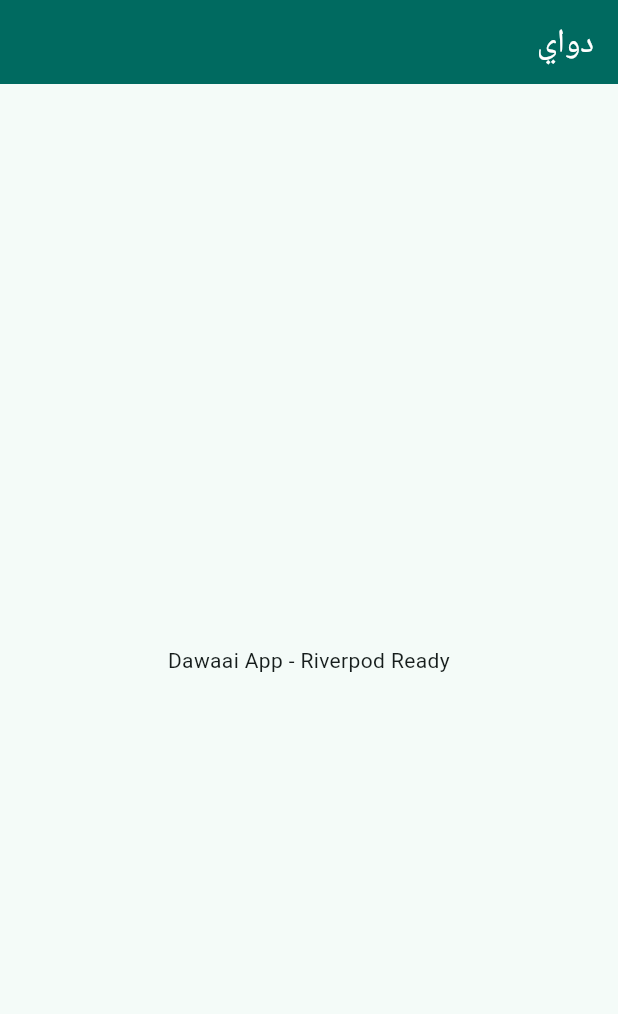
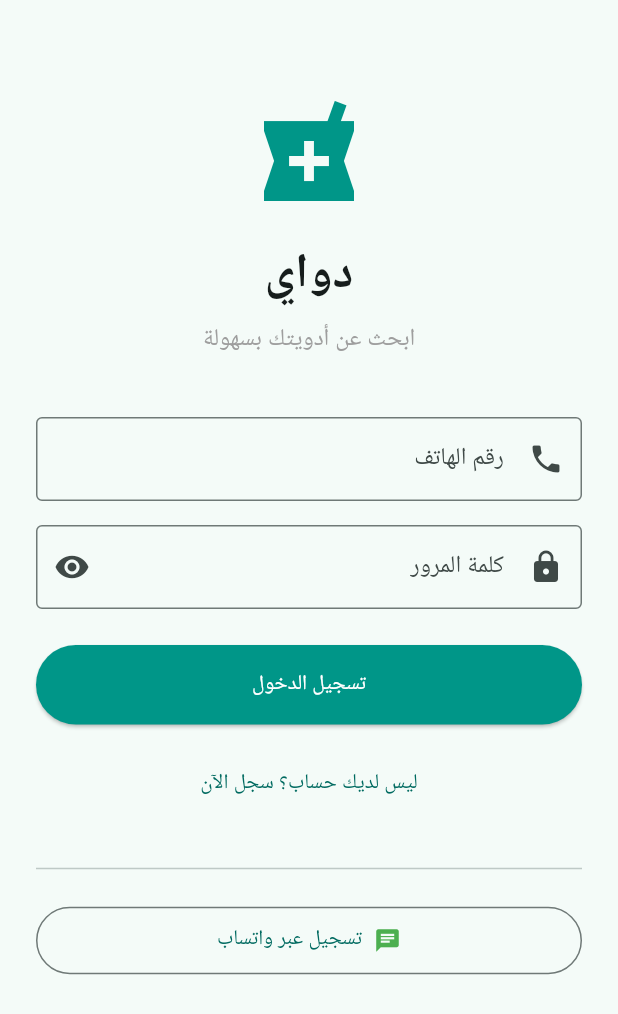
Before and after one commit to bakka22/dawaai, a Flutter app: the screen it shows after launch, on a phone screen of 412 x 824 dp. Shown: the top 1014 px of the screen. Run offline on Flutter 3.47's test engine with Material 3 defaults, Android fonts, the phone set to English and light mode, and no system bars; our stand-ins replace connectivity_plus, dio, flutter_riverpod, flutter_secure_storage.

Commit message:
feat: implement phases 11-12
Phase 11 - Flutter Auth Screen:
- Login/Register UI with phone + password inputs
- WhatsApp fallback button for SMS failures
- Auth state with Riverpod
- Tokens stored in FlutterSecureStorage
- Arabic RTL support

Phase 12 - Backend Fuzzy Search:
- GET /api/meds/search endpoint
- Trigram similarity > 0.3 for fuzzy matching
- ILIKE fallback for Arabic text
- Skills configured and registered

```diff
--- /dev/null
+++ b/flutter_app/lib/features/auth/data/auth_state.dart
@@ -0,0 +1,93 @@
+import 'package:flutter_riverpod/flutter_riverpod.dart';
+import '../data/auth_service.dart';
+
+enum AuthStatus { initial, loading, authenticated, unauthenticated, error }
+
+class AuthState {
+  final AuthStatus status;
+  final String? error;
+  final String? phone;
+  final String? role;
+  final int? userId;
+
+  const AuthState({
+    this.status = AuthStatus.initial,
+    this.error,
+    this.phone,
+    this.role,
+    this.userId,
+  });
+
+  AuthState copyWith({
+    AuthStatus? status,
+    String? error,
+    String? phone,
+    String? role,
+    int? userId,
+  }) {
+    return AuthState(
+      status: status ?? this.status,
+      error: error ?? this.error,
+      phone: phone ?? this.phone,
+      role: role ?? this.role,
+      userId: userId ?? this.userId,
+    );
+  }
+}
+
+class AuthNotifier extends StateNotifier<AuthState> {
+  final AuthService _authService;
+
+  AuthNotifier(this._authService) : super(const AuthState());
+
+  Future<void> checkAuth() async {
+    final isLoggedIn = await _authService.isLoggedIn();
+    state = state.copyWith(
+      status: isLoggedIn
+          ? AuthStatus.authenticated
+          : AuthStatus.unauthenticated,
+    );
+  }
+
+  Future<void> login(String phone, String password) async {
+    state = state.copyWith(status: AuthStatus.loading);
+    try {
+      final response = await _authService.login(phone, password);
+      final user = response['user'] as Map<String, dynamic>;
+      state = state.copyWith(
+        status: AuthStatus.authenticated,
+        phone: user['phone'] as String?,
+        role: user['role'] as String?,
+        userId: user['id'] as int?,
+      );
+    } catch (e) {
+      state = state.copyWith(status: AuthStatus.error, error: e.toString());
+    }
+  }
+
+  Future<void> register(String phone, String password, String role) async {
+    state = state.copyWith(status: AuthStatus.loading);
+    try {
+      final response = await _authService.register(phone, password, role);
+      final user = response['user'] as Map<String, dynamic>;
+      state = state.copyWith(
+        status: AuthStatus.authenticated,
+        phone: user['phone'] as String?,
+        role: user['role'] as String?,
+        userId: user['id'] as int?,
+      );
+    } catch (e) {
+      state = state.copyWith(status: AuthStatus.error, error: e.toString());
+    }
+  }
+
+  Future<void> logout() async {
+    await _authService.logout();
+    state = const AuthState(status: AuthStatus.unauthenticated);
+  }
+}
+
+final authProvider = StateNotifierProvider<AuthNotifier, AuthState>((ref) {
+  final authService = ref.watch(authServiceProvider);
+  return AuthNotifier(authService);
+});
--- /dev/null
+++ b/flutter_app/lib/features/auth/presentation/pages/login_page.dart
@@ -0,0 +1,155 @@
+import 'package:flutter/material.dart';
+import 'package:flutter_riverpod/flutter_riverpod.dart';
+import '../../data/auth_state.dart';
+
+class LoginPage extends ConsumerStatefulWidget {
+  const LoginPage({super.key});
+
+  @override
+  ConsumerState<LoginPage> createState() => _LoginPageState();
+}
+
+class _LoginPageState extends ConsumerState<LoginPage> {
+  final _phoneController = TextEditingController();
+  final _passwordController = TextEditingController();
+  bool _isLogin = true;
+  bool _showPassword = false;
+
+  @override
+  void dispose() {
+    _phoneController.dispose();
+    _passwordController.dispose();
+    super.dispose();
+  }
+
+  void _submit() {
+    final phone = _phoneController.text.trim();
+    final password = _passwordController.text;
+
+    if (phone.isEmpty || password.isEmpty) {
+      ScaffoldMessenger.of(context).showSnackBar(
+        const SnackBar(content: Text('الرجاء إدخال رقم الهاتف وكلمة المرور')),
+      );
+      return;
+    }
+
+    if (_isLogin) {
+      ref.read(authProvider.notifier).login(phone, password);
+    } else {
+      ref.read(authProvider.notifier).register(phone, password, 'customer');
+    }
+  }
+
+  void _openWhatsApp() {
+    const phoneNumber = '+249123456789';
+    final message = Uri.encodeComponent('مرحباً، أريد تسجيل الدخول عبر واتساب');
+    final url = 'https://wa.me/$phoneNumber?text=$message';
+    ScaffoldMessenger.of(
+      context,
+    ).showSnackBar(SnackBar(content: Text('فتح واتساب: $url')));
+  }
+
+  @override
+  Widget build(BuildContext context) {
+    final authState = ref.watch(authProvider);
+
+    ref.listen<AuthState>(authProvider, (previous, next) {
+      if (next.status == AuthStatus.error && next.error != null) {
+        ScaffoldMessenger.of(
+          context,
+        ).showSnackBar(SnackBar(content: Text(next.error!)));
+      }
+    });
+
+    return Directionality(
+      textDirection: TextDirection.rtl,
+      child: Scaffold(
+        body: SafeArea(
+          child: SingleChildScrollView(
+            padding: const EdgeInsets.all(24),
+            child: Column(
+              crossAxisAlignment: CrossAxisAlignment.stretch,
+              children: [
+                const SizedBox(height: 40),
+                const Icon(Icons.local_pharmacy, size: 80, color: Colors.teal),
+                const SizedBox(height: 16),
+                const Text(
+                  'دواي',
+                  style: TextStyle(fontSize: 32, fontWeight: FontWeight.bold),
+                  textAlign: TextAlign.center,
+                ),
+                const SizedBox(height: 8),
+                const Text(
+                  'ابحث عن أدويتك بسهولة',
+                  style: TextStyle(fontSize: 16, color: Colors.grey),
+                  textAlign: TextAlign.center,
+                ),
+                const SizedBox(height: 40),
+                TextField(
+                  controller: _phoneController,
+                  keyboardType: TextInputType.phone,
+                  decoration: const InputDecoration(
+                    labelText: 'رقم الهاتف',
+                    prefixText: '+249 ',
+                    border: OutlineInputBorder(),
+                    prefixIcon: Icon(Icons.phone),
+                  ),
+                ),
+                const SizedBox(height: 16),
+                TextField(
+                  controller: _passwordController,
+                  obscureText: !_showPassword,
+                  decoration: InputDecoration(
+                    labelText: 'كلمة المرور',
+                    border: const OutlineInputBorder(),
+                    prefixIcon: const Icon(Icons.lock),
+                    suffixIcon: IconButton(
+                      icon: Icon(
+                        _showPassword ? Icons.visibility_off : Icons.visibility,
+                      ),
+                      onPressed: () =>
+                          setState(() => _showPassword = !_showPassword),
+                    ),
+                  ),
+                ),
+                const SizedBox(height: 24),
+                if (authState.status == AuthStatus.loading)
+                  const Center(child: CircularProgressIndicator())
+                else
+                  ElevatedButton(
+                    onPressed: _submit,
+                    style: ElevatedButton.styleFrom(
+                      backgroundColor: Colors.teal,
+                      foregroundColor: Colors.white,
+                      padding: const EdgeInsets.symmetric(vertical: 16),
+                    ),
+                    child: Text(_isLogin ? 'تسجيل الدخول' : 'إنشاء حساب'),
+                  ),
+                const SizedBox(height: 16),
+                TextButton(
+                  onPressed: () => setState(() => _isLogin = !_isLogin),
+                  child: Text(
+                    _isLogin
+                        ? 'ليس لديك حساب؟ سجل الآن'
+                        : 'لديك حساب؟ سجل دخول',
+                  ),
+                ),
+                const SizedBox(height: 24),
+                const Divider(),
+                const SizedBox(height: 16),
+                OutlinedButton.icon(
+                  onPressed: _openWhatsApp,
+                  icon: const Icon(Icons.chat, color: Colors.green),
+                  label: const Text('تسجيل عبر واتساب'),
+                  style: OutlinedButton.styleFrom(
+                    padding: const EdgeInsets.symmetric(vertical: 12),
+                  ),
+                ),
+              ],
+            ),
+          ),
+        ),
+      ),
+    );
+  }
+}
--- a/flutter_app/lib/main.dart
+++ b/flutter_app/lib/main.dart
@@ -1,6 +1,8 @@
 import 'package:flutter/material.dart';
 import 'package:flutter_riverpod/flutter_riverpod.dart';
 import 'package:flutter_localizations/flutter_localizations.dart';
+import 'features/auth/presentation/pages/login_page.dart';
+import 'features/auth/data/auth_state.dart';
 
 void main() {
   runApp(const ProviderScope(child: DawaaiApp()));
@@ -25,8 +27,23 @@ class DawaaiApp extends StatelessWidget {
         colorScheme: ColorScheme.fromSeed(seedColor: Colors.teal),
         useMaterial3: true,
       ),
-      home: const HomePage(),
+      home: const AuthWrapper(),
     );
+  }
+}
+
+class AuthWrapper extends ConsumerWidget {
+  const AuthWrapper({super.key});
+
+  @override
+  Widget build(BuildContext context, WidgetRef ref) {
+    final authState = ref.watch(authProvider);
+
+    if (authState.status == AuthStatus.authenticated) {
+      return const HomePage();
+    }
+
+    return const LoginPage();
   }
 }
 
@@ -43,7 +60,7 @@ class HomePage extends StatelessWidget {
       ),
       body: const Directionality(
         textDirection: TextDirection.rtl,
-        child: Center(child: Text('Dawaai App - Riverpod Ready')),
+        child: Center(child: Text('Dawaai App - Authenticated!')),
       ),
     );
   }
```
Also changed, not shown: flutter_app/lib/features/auth/data/auth_service.dart (added, +97 -0 lines), .opencode/skills/index.json (added), 2 other files.
